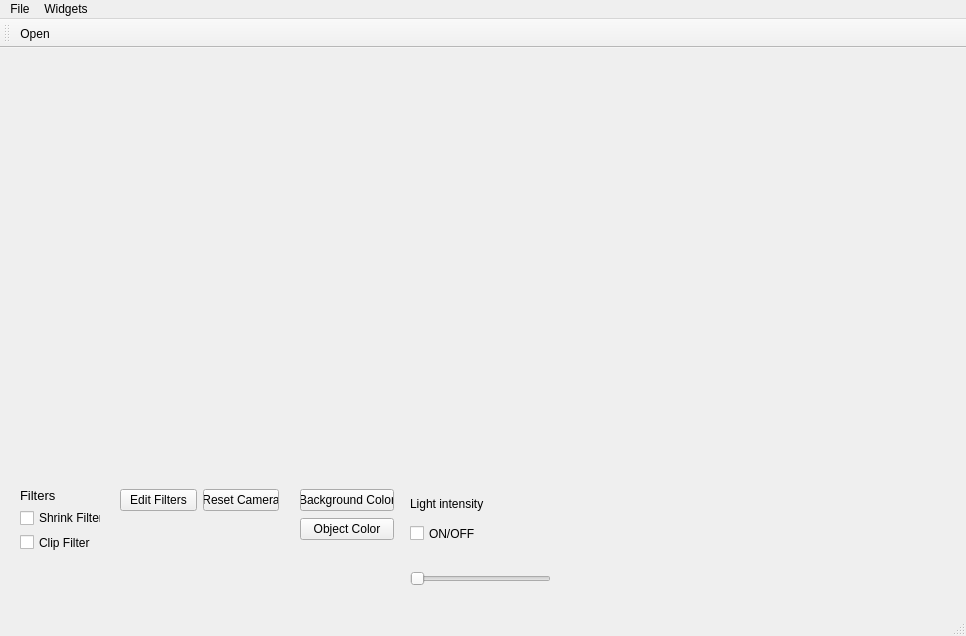
This is modelViewer/mainwindow.ui in So-Lok/2019_Group_38 as Qt 5 draws it before an edit. The edited form follows.
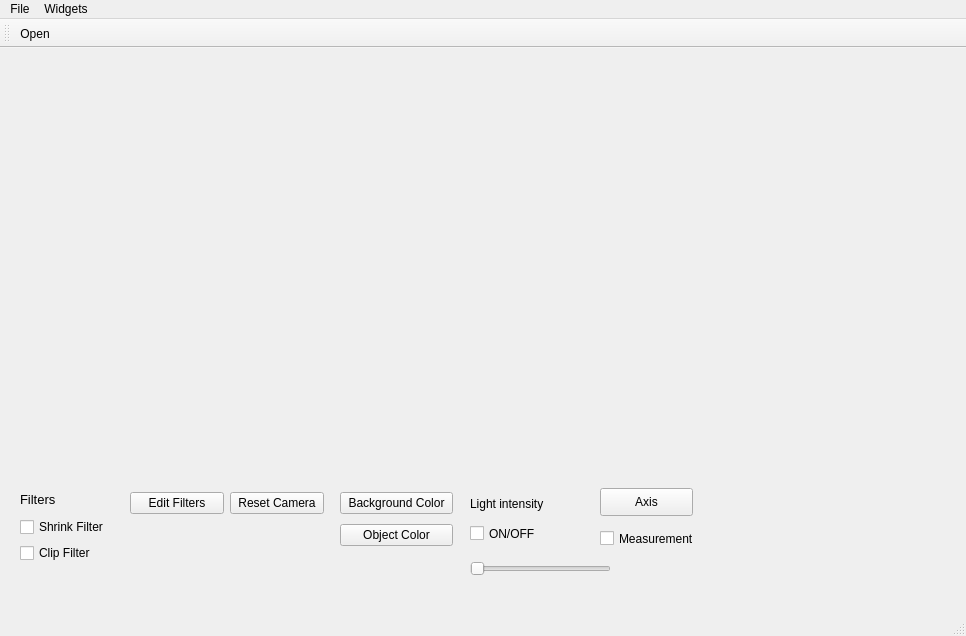
This is the edited form. Icons and pictures are not drawn. Custom widgets are drawn as their Qt base class.

```diff
--- a/modelViewer/mainwindow.ui
+++ b/modelViewer/mainwindow.ui
@@ -30,8 +30,8 @@
    <widget class="QSlider" name="Slider">
     <property name="geometry">
      <rect>
-      <x>410</x>
-      <y>520</y>
+      <x>470</x>
+      <y>510</y>
       <width>141</width>
       <height>21</height>
      </rect>
@@ -43,7 +43,7 @@
    <widget class="QCheckBox" name="checkBox">
     <property name="geometry">
      <rect>
-      <x>410</x>
+      <x>470</x>
       <y>470</y>
       <width>141</width>
       <height>31</height>
@@ -56,7 +56,7 @@
    <widget class="QLabel" name="label">
     <property name="geometry">
      <rect>
-      <x>410</x>
+      <x>470</x>
       <y>440</y>
       <width>141</width>
       <height>31</height>
@@ -71,8 +71,8 @@
      <rect>
       <x>20</x>
       <y>440</y>
-      <width>81</width>
-      <height>64</height>
+      <width>98</width>
+      <height>75</height>
      </rect>
     </property>
     <layout class="QVBoxLayout" name="verticalLayout_2">
@@ -104,13 +104,13 @@
      </item>
     </layout>
    </widget>
-   <widget class="QWidget" name="">
+   <widget class="QWidget" name="layoutWidget">
     <property name="geometry">
      <rect>
-      <x>120</x>
+      <x>130</x>
       <y>440</y>
-      <width>159</width>
-      <height>25</height>
+      <width>194</width>
+      <height>30</height>
      </rect>
     </property>
     <layout class="QHBoxLayout" name="horizontalLayout">
@@ -130,13 +130,13 @@
      </item>
     </layout>
    </widget>
-   <widget class="QWidget" name="">
+   <widget class="QWidget" name="layoutWidget">
     <property name="geometry">
      <rect>
-      <x>300</x>
+      <x>340</x>
       <y>440</y>
-      <width>94</width>
-      <height>54</height>
+      <width>113</width>
+      <height>64</height>
      </rect>
     </property>
     <layout class="QVBoxLayout" name="verticalLayout">
@@ -156,6 +156,32 @@
      </item>
     </layout>
    </widget>
+   <widget class="QPushButton" name="axisLabel">
+    <property name="geometry">
+     <rect>
+      <x>600</x>
+      <y>440</y>
+      <width>93</width>
+      <height>28</height>
+     </rect>
+    </property>
+    <property name="text">
+     <string>Axis</string>
+    </property>
+   </widget>
+   <widget class="QCheckBox" name="distWid">
+    <property name="geometry">
+     <rect>
+      <x>600</x>
+      <y>480</y>
+      <width>111</width>
+      <height>21</height>
+     </rect>
+    </property>
+    <property name="text">
+     <string>Measurement</string>
+    </property>
+   </widget>
    <zorder>layoutWidget</zorder>
    <zorder>cameraReset</zorder>
    <zorder>ObjectColor</zorder>
```
Left out of the diff: 9 changed lines with no effect on the pictures.
